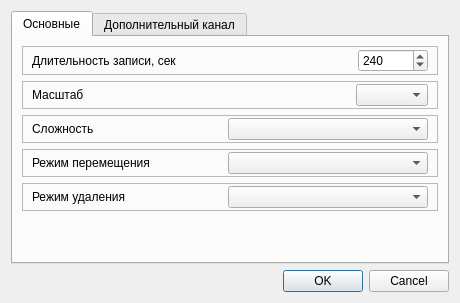
Qt form metodics/trenagers/tetris/trentetrisparamsdialog.ui (grigp/a-analyser) before a commit.
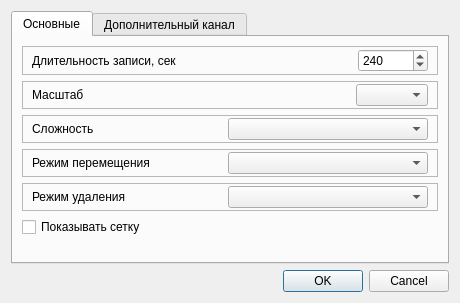
The same form after that commit. The open tabs and pages were chosen to show the change. Icons and pictures are not drawn.

Diff of the .ui file:
```diff
--- a/metodics/trenagers/tetris/trentetrisparamsdialog.ui
+++ b/metodics/trenagers/tetris/trentetrisparamsdialog.ui
@@ -276,6 +276,13 @@
          </layout>
         </widget>
        </item>
+       <item>
+        <widget class="QCheckBox" name="cbIsShowGrid">
+         <property name="text">
+          <string>Показывать сетку</string>
+         </property>
+        </widget>
+       </item>
        <item>
         <spacer name="verticalSpacer_2">
          <property name="orientation">
```
Left out of the diff: 2 changed lines with no effect on the pictures.
